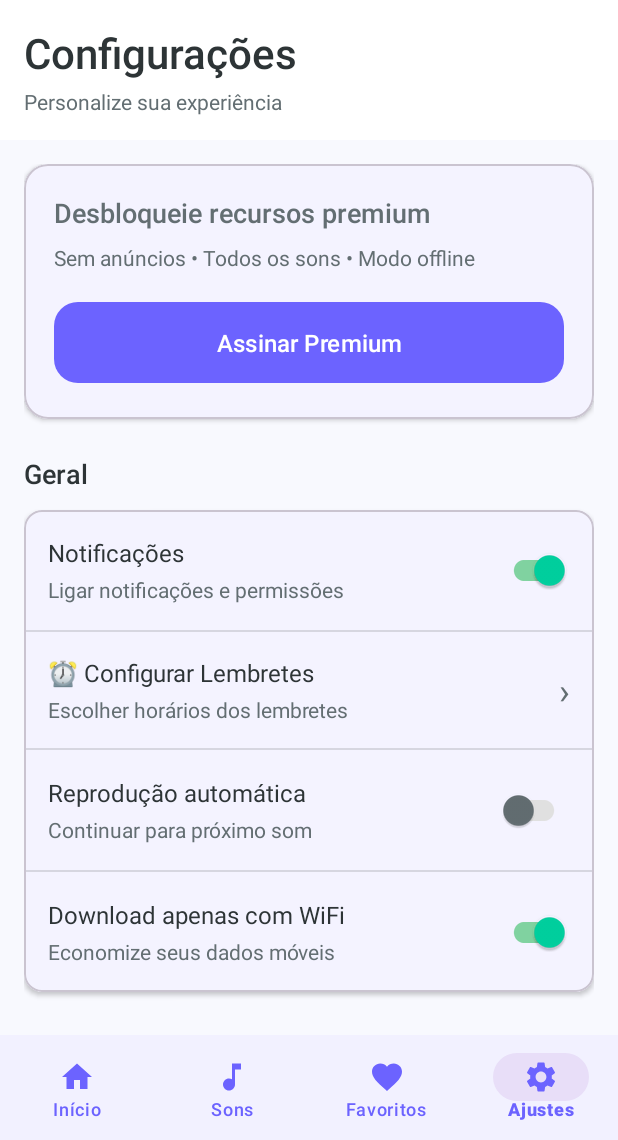
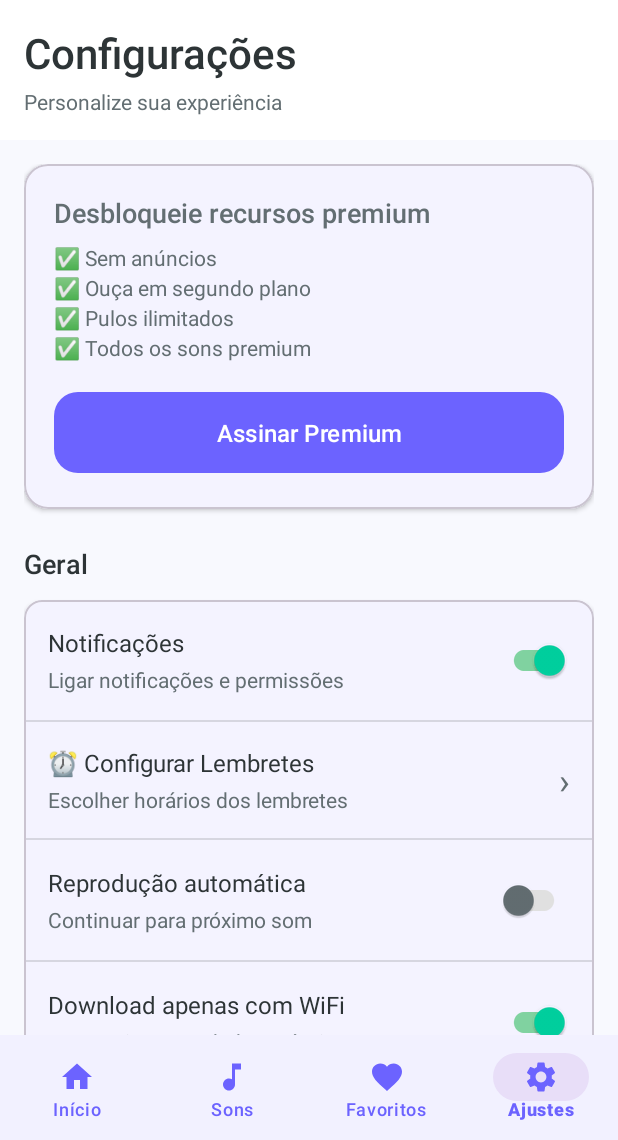
Before and after one commit to vandersonbraz/projeto-android, an Android app: the screen it shows after launch (MainActivity), item 4 of the bottom bar chosen, on a phone screen of 412 x 824 dp, the part 96-1236 px from its top. Run offline under Robolectric (Android 15) with nearby library versions, the phone set to English and light mode, and no system bars; our stand-ins replace AdMob; libraries missing offline, so code that uses them is left out: com.android.billingclient; pictures from the network do not load; 5 statements that could not run were skipped.

Commit message:
MELHORIAS: Rewarded ad forçado + tela premium atualizada
CORREÇÕES:
✅ Removido warning: parâmetro rewardItem → _
✅ Rewarded ad FORÇADO após 5 pulos (pausa o áudio)
✅ Tela Premium atualizada com 4 benefícios em tiques verdes

REWARDED AD FORÇADO:
- Quando skipCredits = 0: PAUSA o áudio automaticamente
- Mostra mensagem: "🎬 Assista ao anúncio de 30s para desbloquear +5 pulos!"
- Exibe rewarded ad imediatamente (30s, sem pular)
- Só libera botões DEPOIS de assistir completo
- Usuário não pode continuar ouvindo sem assistir

COMPORTAMENTO:
1. Usuário pula 5 vezes
2. Na 6ª tentativa: áudio PAUSA + rewarded ad aparece
3. Usuário assiste 30s completo
4. Ganha +5 pulos + áudio volta (pode dar play)

TELA PREMIUM ATUALIZADA:
✅ Sem anúncios
✅ Ouça em segundo plano  (NOVO)
✅ Pulos ilimitados       (NOVO)
✅ Todos os sons premium

DETALHES TÉCNICOS:
- checkSkipCredits(): pausePlayback() quando skipCredits = 0
- showRewardedAd(): parâmetro _ (remove warning)
- fragment_settings.xml: 4 benefícios com tiques verdes + lineSpacing

EXPERIÊNCIA DO USUÁRIO:
- Sem créditos = sem música até assistir anúncio
- Incentivo máximo para assistir rewarded ad
- Premium mostra claramente os benefícios
- Aumenta conversão para premium (evita anúncios)

```diff
--- a/CalmareApp/app/src/main/res/layout/fragment_settings.xml
+++ b/CalmareApp/app/src/main/res/layout/fragment_settings.xml
@@ -74,8 +74,9 @@
                         android:layout_width="wrap_content"
                         android:layout_height="wrap_content"
                         android:layout_marginTop="8dp"
-                        android:text="Sem anúncios • Todos os sons • Modo offline"
-                        android:textAppearance="@style/TextAppearance.Calmare.Caption" />
+                        android:text="✅ Sem anúncios\n✅ Ouça em segundo plano\n✅ Pulos ilimitados\n✅ Todos os sons premium"
+                        android:textAppearance="@style/TextAppearance.Calmare.Caption"
+                        android:lineSpacingExtra="4dp" />
 
                     <Button
                         android:id="@+id/btn_premium"
```
Also changed, not shown: CalmareApp/app/src/main/java/com/calmare/app/ui/PlayerActivity.kt (+6 -3 lines).
